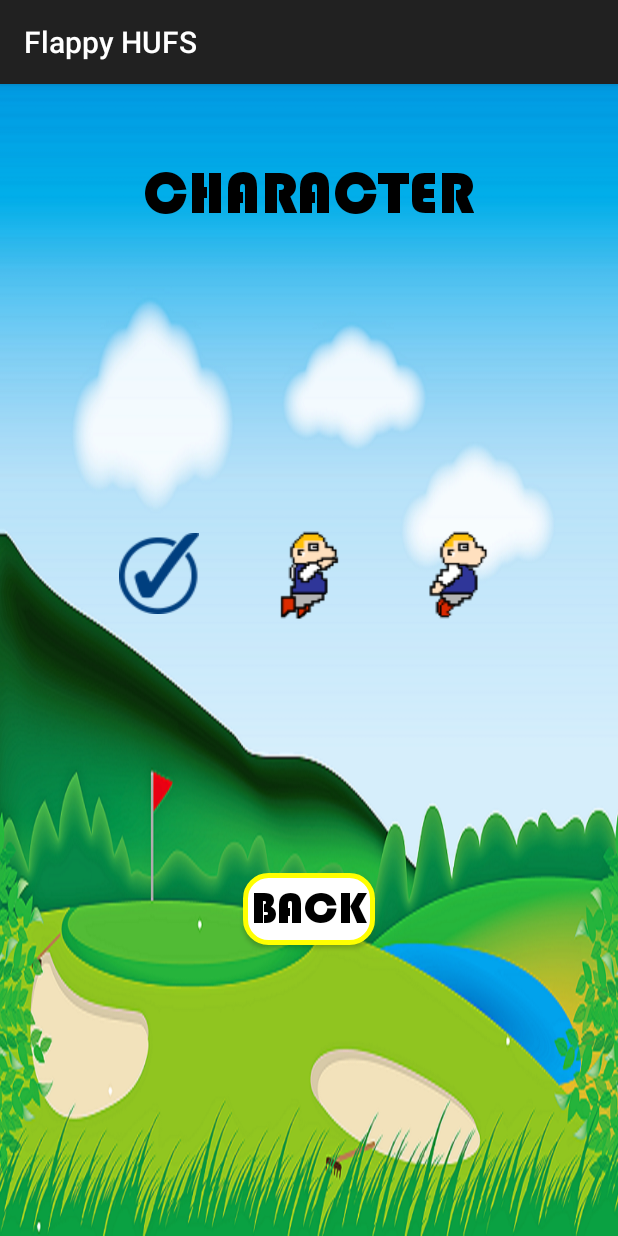
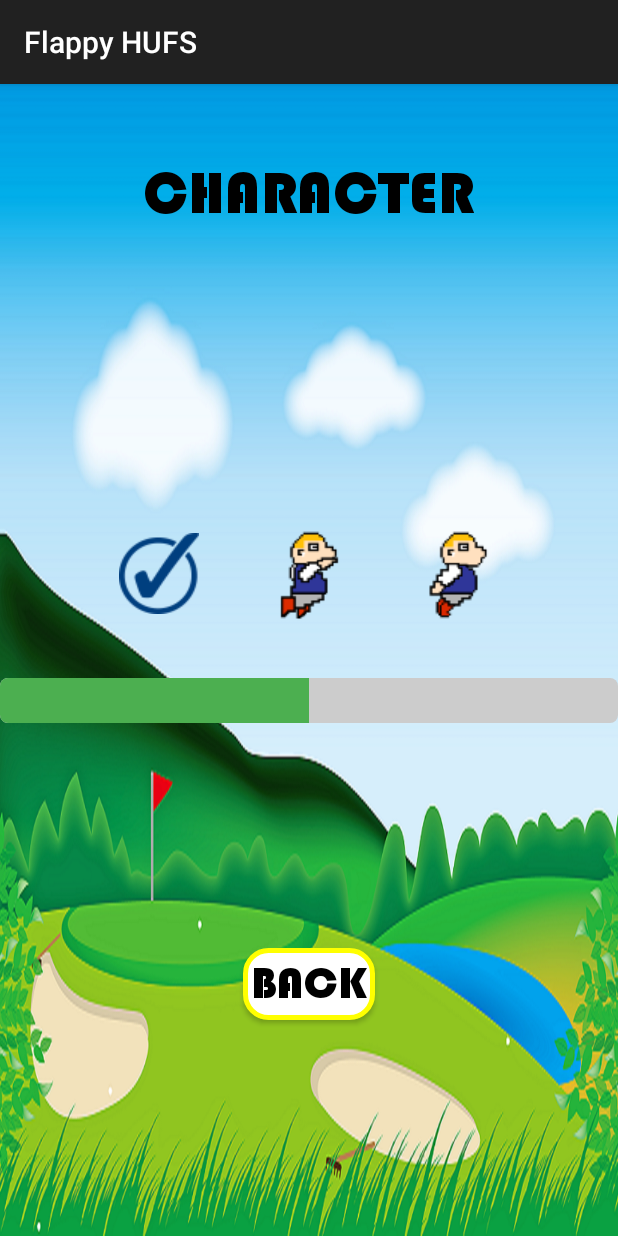
Before and after one commit to chawoa/FlappyHUFS, an Android app: the SelectChar screen opened directly, with no data from a screen before it, on a phone screen of 412 x 824 dp. Run offline under Robolectric (Android 15) with nearby library versions, the light colour scheme and no system bars.

Commit message:
경험치 바 캐릭터 선택 화면에 구현

```diff
--- /dev/null
+++ b/app/src/main/java/com/example/android_sw/ExpStore.java
@@ -0,0 +1,19 @@
+package com.example.android_sw;
+
+import android.widget.ProgressBar;
+
+public class ExpStore {
+    public static void updateExpBar(ProgressBar expBar, int score) {
+        // 점수에 따른 경험치 계산 로직
+        int exp = calculateExp(score);
+
+        // 경험치 바 업데이트
+        expBar.setProgress(exp);
+    }
+
+    private static int calculateExp(int score) {
+        // 경험치 계산 로직 구현
+        // 예시: 점수가 0 ~ 100 사이이면 점수를 경험치로 사용
+        return Math.min(score, 100);
+    }
+}
--- /dev/null
+++ b/app/src/main/res/drawable/custom_progress_bar.xml
@@ -0,0 +1,17 @@
+<?xml version="1.0" encoding="utf-8"?>
+<layer-list xmlns:android="http://schemas.android.com/apk/res/android">
+    <item android:id="@android:id/background">
+        <shape>
+            <solid android:color="#CCCCCC" />
+            <corners android:radius="5dp" />
+        </shape>
+    </item>
+    <item android:id="@android:id/progress">
+        <clip>
+            <shape>
+                <solid android:color="@color/progress_green" />
+                <corners android:radius="5dp" />
+            </shape>
+        </clip>
+    </item>
+</layer-list>
--- a/app/src/main/res/layout/activity_select_char.xml
+++ b/app/src/main/res/layout/activity_select_char.xml
@@ -54,10 +54,22 @@
         </TableRow>
     </TableLayout>
 
+    <ProgressBar
+        android:id="@+id/expBar"
+        style="?android:attr/progressBarStyleHorizontal"
+        android:layout_width="match_parent"
+        android:layout_height="30dp"
+        android:layout_below="@id/Table1"
+        android:layout_centerHorizontal="true"
+        android:layout_marginTop="20dp"
+        android:max="100"
+        android:progress="50"
+        android:progressDrawable="@drawable/custom_progress_bar" />
+
     <Button
         android:layout_width="wrap_content"
         android:layout_height="wrap_content"
-        android:layout_below="@id/Table1"
+        android:layout_below="@id/expBar"
         android:layout_centerHorizontal="true"
         android:layout_marginTop="150dp"
         android:fontFamily="@font/fonta"
@@ -67,5 +79,4 @@
         android:textSize="30sp"
         android:onClick="BackToMain"/>
 
-
 </RelativeLayout>
--- a/app/src/main/res/values/colors.xml
+++ b/app/src/main/res/values/colors.xml
@@ -8,7 +8,7 @@
     <color name="colorYellow">#ff0</color>
     <color name="myColor">#103050</color>
     <color name="colorWhite">#fff</color>
-
+    <color name="progress_green">#4CAF50</color>
 
 
 </resources>
```
